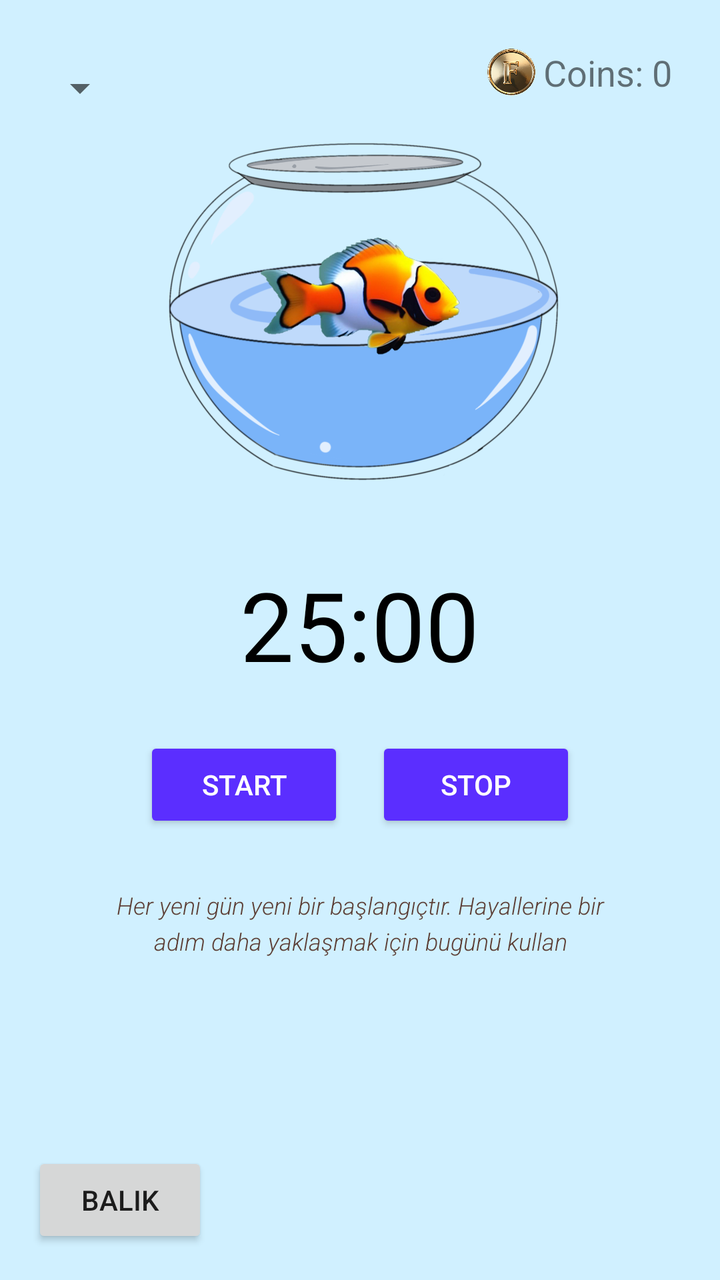
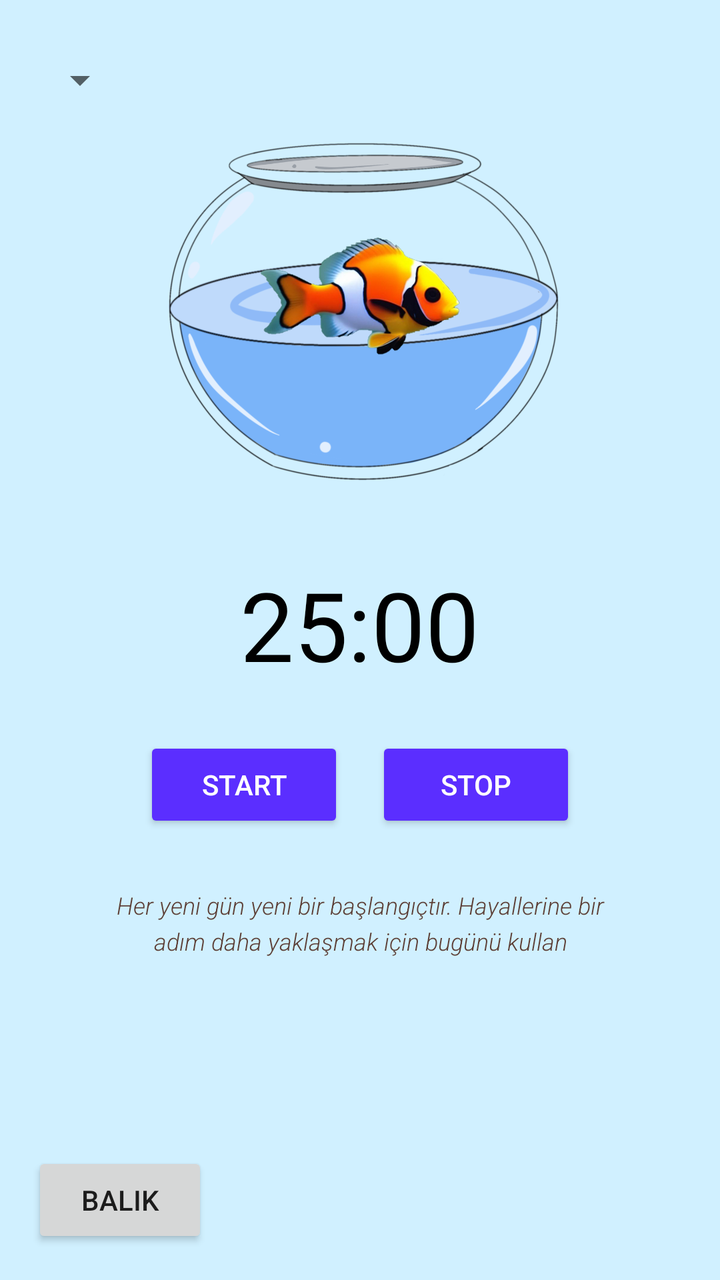

Before-and-after screenshots of an Android layout around one commit, followed by the original layout XML and the change that was made.
<!-- AndroidManifest.xml: application theme Theme.AppCompat.Light.NoActionBar -->
<!-- res/layout/fragment_timer.xml -->
<?xml version="1.0" encoding="utf-8"?>
<RelativeLayout xmlns:android="http://schemas.android.com/apk/res/android"
    xmlns:app="http://schemas.android.com/apk/res-auto"
    android:layout_width="match_parent"
    android:layout_height="match_parent"
    android:background="@color/gereken_mavi"
    android:padding="16dp">

    
    <LinearLayout
        android:id="@+id/coinContainer"
        android:layout_width="wrap_content"
        android:layout_height="wrap_content"
        android:layout_alignParentEnd="true"
        android:layout_alignParentTop="true"
        android:orientation="horizontal"
        android:gravity="center_vertical"
        android:padding="8dp">

        <ImageView
            android:id="@+id/ivCoin"
            android:layout_width="24dp"
            android:layout_height="24dp"
            android:src="@drawable/coin_icon"
            android:layout_marginEnd="4dp"/>

        <TextView
            android:id="@+id/tvCoins"
            android:layout_width="wrap_content"
            android:layout_height="wrap_content"
            android:text="Coins: 0"
            android:textSize="18sp" />
    </LinearLayout>

    <Spinner
        android:id="@+id/soundSpinner"
        android:layout_width="wrap_content"
        android:layout_height="wrap_content"
        android:layout_marginTop="16dp" />

    
    <FrameLayout
        android:layout_width="220dp"
        android:layout_height="220dp"
        android:layout_centerHorizontal="true"
        android:layout_marginTop="32dp">

        
        <ImageView
            android:id="@+id/ivJar"
            android:layout_width="match_parent"
            android:layout_height="match_parent"
            android:src="@drawable/glass_jar"
            android:scaleType="fitCenter"/>

    </FrameLayout>

    <ImageView
        android:id="@+id/ivTree"
        android:layout_width="100dp"
        android:layout_height="200dp"
        android:layout_centerHorizontal="true"
        android:layout_marginTop="32dp"
        android:src="@drawable/palyaco_balik"/>

    <EditText

        android:id="@+id/tvTimer"
        android:layout_width="wrap_content"
        android:layout_height="wrap_content"
        android:layout_below="@id/ivTree"
        android:layout_centerHorizontal="true"
        android:layout_marginTop="32dp"
        android:background="@android:color/transparent"
        android:cursorVisible="false"
        android:imeOptions="actionDone"
        android:inputType="number"
        android:text="25:00"
        android:textColor="#000000"
        android:textSize="48sp" />


    <LinearLayout
        android:id="@+id/buttonContainer"
        android:layout_width="wrap_content"
        android:layout_height="wrap_content"
        android:layout_below="@id/tvTimer"
        android:layout_centerHorizontal="true"
        android:layout_marginTop="24dp"
        android:orientation="horizontal">

        <Button
            android:id="@+id/btnStart"
            android:layout_width="100dp"
            android:layout_height="wrap_content"
            android:text="START"
            android:textColor="#FFFFFF"
            android:backgroundTint="#5B2EFF"
            android:layout_marginEnd="16dp" />

        <Button
            android:id="@+id/btnPause"
            android:layout_width="100dp"
            android:layout_height="wrap_content"
            android:text="STOP"
            android:textColor="#FFFFFF"
            android:backgroundTint="#5B2EFF" />
    </LinearLayout>

    <TextView
        android:id="@+id/tvMotivasyon"
        android:layout_width="match_parent"
        android:layout_height="wrap_content"
        android:layout_below="@id/buttonContainer"
        android:layout_centerHorizontal="true"
        android:layout_marginTop="12dp"
        android:layout_marginHorizontal="24dp"
        android:gravity="center"
        android:lineSpacingExtra="4dp"
        android:padding="16dp"
        android:text="Her yeni gün yeni bir başlangıçtır. Hayallerine bir adım daha yaklaşmak için bugünü kullan"
        android:textColor="#5D4037"
        android:textSize="12sp"
        android:textStyle="italic"
        android:fontFamily="sans-serif-light" />

    <Button
        android:id="@+id/btnTreeType"
        android:layout_width="wrap_content"
        android:layout_height="wrap_content"
        android:layout_alignParentBottom="true"
        android:layout_alignParentStart="true"
        android:text="Balik"/>

</RelativeLayout>
<!-- resources referenced by this layout -->
<resources>
  <color name="gereken_mavi">#D0F0FF</color>
  <!-- drawable coin_icon: png bitmap (drawable, 653641 bytes) -->
  <!-- drawable glass_jar: png bitmap (drawable, 230964 bytes) -->
  <!-- drawable palyaco_balik: png bitmap (drawable, 231857 bytes) -->
</resources>

<!-- the commit's change to res/layout/fragment_timer.xml (unified diff, before → after) -->
@@ -6,7 +6,6 @@
     android:background="@color/gereken_mavi"
     android:padding="16dp">
 
-    
     <LinearLayout
         android:id="@+id/coinContainer"
         android:layout_width="wrap_content"
@@ -17,18 +16,10 @@
         android:gravity="center_vertical"
         android:padding="8dp">
 
-        <ImageView
-            android:id="@+id/ivCoin"
-            android:layout_width="24dp"
-            android:layout_height="24dp"
-            android:src="@drawable/coin_icon"
-            android:layout_marginEnd="4dp"/>
-
         <TextView
             android:id="@+id/tvCoins"
             android:layout_width="wrap_content"
             android:layout_height="wrap_content"
-            android:text="Coins: 0"
             android:textSize="18sp" />
     </LinearLayout>
 
@@ -36,7 +27,8 @@
         android:id="@+id/soundSpinner"
         android:layout_width="wrap_content"
         android:layout_height="wrap_content"
-        android:layout_marginTop="16dp" />
+        android:minHeight="48dp"
+        android:minWidth="48dp" />
 
     
     <FrameLayout
<!-- resource entries referenced after the edit -->
@@ -1,7 +1,6 @@
 <!-- resources referenced by this layout -->
 <resources>
   <color name="gereken_mavi">#D0F0FF</color>
-  <!-- drawable coin_icon: png bitmap (drawable, 653641 bytes) -->
   <!-- drawable glass_jar: png bitmap (drawable, 230964 bytes) -->
   <!-- drawable palyaco_balik: png bitmap (drawable, 231857 bytes) -->
 </resources>
